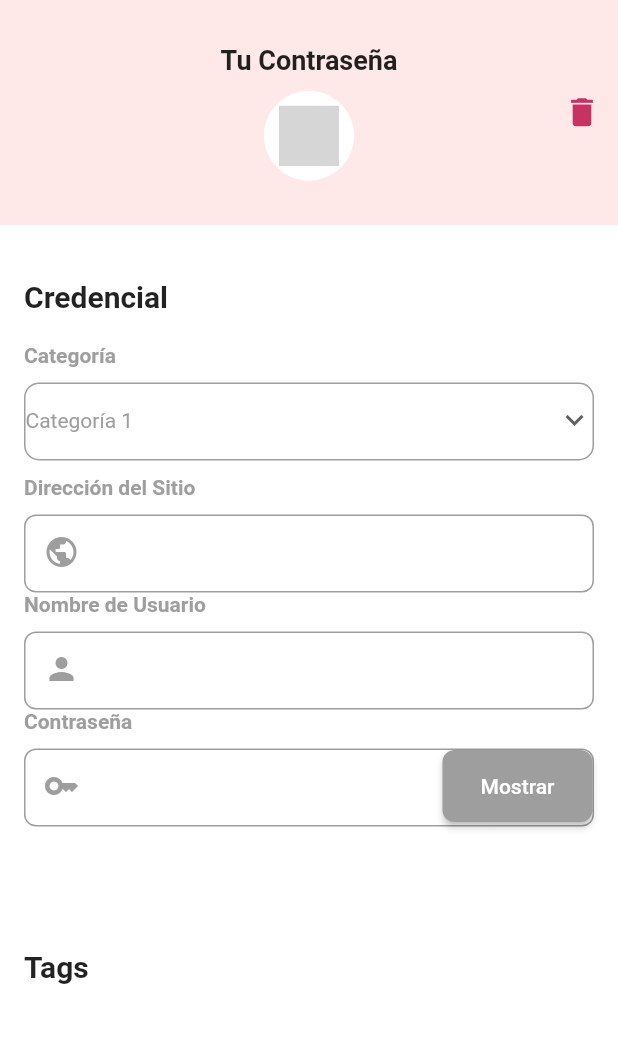
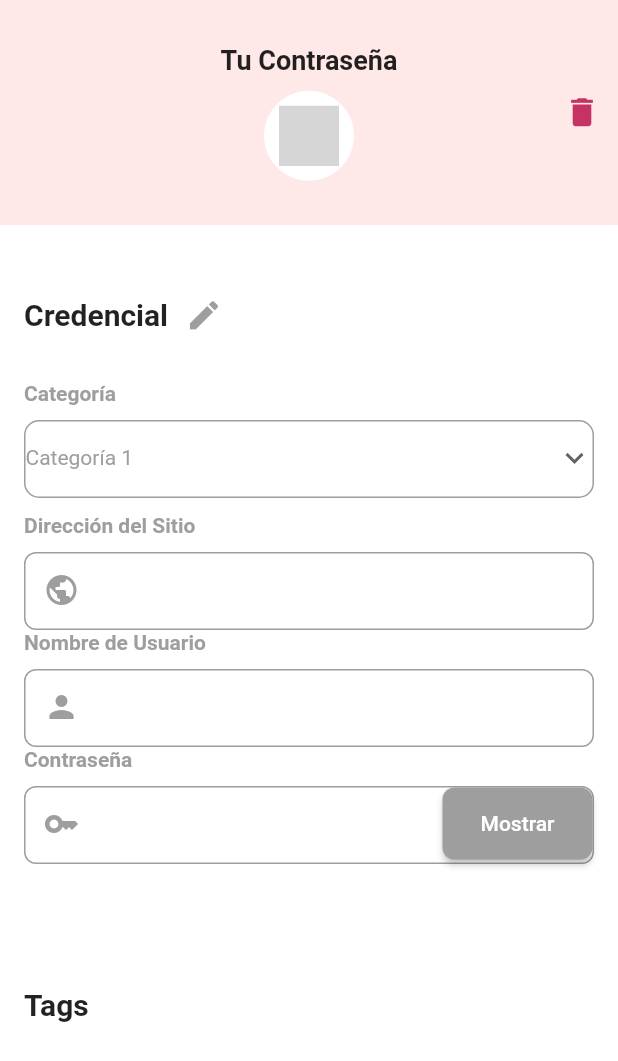
Before and after one commit to GEnriqueGT/encryption_flutter, a Flutter app: the PasswordPreviewScreen screen opened directly with empty values, on a phone screen of 412 x 824 dp. Shown: the top 1061 px of the screen. Run offline on Flutter 3.47's test engine with Material 2 defaults, Android fonts, the phone set to English and light mode, and no system bars; our stand-ins replace cloud_firestore, dio, equatable, firebase_auth, firebase_core, flutter_bloc and 3 more; accounts and stored records are empty; Roboto replaces fonts that are missing (DM Sans); grey boxes are pictures that could not be loaded.

Commit message:
edicion agregada

```diff
--- a/lib/password-preview/bloc/password_preview_event.dart
+++ b/lib/password-preview/bloc/password_preview_event.dart
@@ -22,3 +22,13 @@ class DeletePassword extends PasswordPreviewEvent{
   List<Object> get props => [passwordId];
 
 }
+
+
+class EditPassword extends PasswordPreviewEvent{
+  final PasswordComplete passwordModel;
+  const EditPassword(this.passwordModel);
+
+  @override
+  List<Object> get props => [passwordModel];
+
+}
--- a/lib/password-preview/bloc/password_preview_state.dart
+++ b/lib/password-preview/bloc/password_preview_state.dart
@@ -26,3 +26,12 @@ class PasswordSuccess extends PasswordPreviewState {
   const PasswordSuccess(
       this.passwordInfo);
 }
+
+class Error extends PasswordPreviewState {
+  final String message;
+
+  const Error(
+      this.message);
+}
+
+class PasswordEditedSuccess extends PasswordPreviewState {}
--- a/lib/password-preview/widget/password_preview_body.dart
+++ b/lib/password-preview/widget/password_preview_body.dart
@@ -4,6 +4,7 @@ import 'package:flutter_svg/flutter_svg.dart';
 import 'package:password_manager/common/bloc/base_state.dart';
 import 'package:password_manager/common/widgets/custom_dropdown.dart';
 import 'package:password_manager/common/widgets/custom_text_field.dart';
+import 'package:password_manager/home/bloc/home_bloc.dart';
 import 'package:password_manager/password-preview/bloc/password_preview_bloc.dart';
 import 'package:password_manager/password-preview/model/password_complete_model.dart';
 import 'package:password_manager/resources/colours.dart';
@@ -20,6 +21,9 @@ class PasswordPreviewBody extends StatefulWidget {
 }
 
 class _PasswordPreviewBodyState extends State<PasswordPreviewBody> {
+  final TextEditingController urlController = TextEditingController();
+  final TextEditingController userController = TextEditingController();
+  final TextEditingController passwordController = TextEditingController();
   late PasswordComplete passwordInfo;
   late PasswordPreviewBloc passwordPreviewBloc;
   late ToastContext toastContext;
@@ -35,12 +39,19 @@ class _PasswordPreviewBodyState extends State<PasswordPreviewBody> {
         categoryId: 0,
         tagsIds: [],
         password: "");
-    passwordPreviewBloc = context.read<PasswordPreviewBloc>();
-    passwordPreviewBloc.add(RequestPassword(widget.passwordId));
+
     toastContext = ToastContext();
     toastContext.init(context);
     editable = false;
   }
+
+  @override
+  void didChangeDependencies() {
+    super.didChangeDependencies();
+    passwordPreviewBloc = context.read<PasswordPreviewBloc>();
+    passwordPreviewBloc.add(RequestPassword(widget.passwordId));
+  }
+
 
   @override
   Widget build(BuildContext context) {
@@ -49,10 +60,18 @@ class _PasswordPreviewBodyState extends State<PasswordPreviewBody> {
         if (state is PasswordSuccess) {
           setState(() {
             passwordInfo = state.passwordInfo;
+            urlController.text = passwordInfo.site;
+            userController.text = passwordInfo.username;
+            passwordController.text = passwordInfo.password;
           });
         } else if (state is DeletePasswordSuccess) {
           Navigator.pop(context);
           Navigator.pop(context);
+          Toast.show('se ha eliminado la contraseña con exito',
+              duration: Toast.lengthShort, gravity: Toast.bottom);
+        } else if (state is GetPasswordInfoError) {
+          Toast.show(state.message,
+              duration: Toast.lengthShort, gravity: Toast.bottom);
         }
       },
       child: ListView(
@@ -122,9 +141,11 @@ class _PasswordPreviewBodyState extends State<PasswordPreviewBody> {
             child: Column(
               crossAxisAlignment: CrossAxisAlignment.start,
               children: [
-                const Padding(
-                  padding: EdgeInsets.symmetric(vertical: 20.0),
-                  child: Text(
+                Padding(
+                    padding: const EdgeInsets.symmetric(vertical: 20.0),
+                    child: Row(
+                      children: [
+                        const Text(
                           'Credencial',
                           style: TextStyle(
                             fontFamily: 'DM Sans',
@@ -132,7 +153,29 @@ class _PasswordPreviewBodyState extends State<PasswordPreviewBody> {
                             fontSize: 20,
                           ),
                         ),
+                        IconButton(
+                          onPressed: () {
+                            setState(() {
+                              editable = !editable;
+                              if (editable) {
+                                Toast.show('ahora esta en modo edición',
+                                    duration: Toast.lengthShort,
+                                    gravity: Toast.bottom);
+                              } else if (!editable) {
+                                Toast.show('ahora esta en modo solo lectura',
+                                    duration: Toast.lengthShort,
+                                    gravity: Toast.bottom);
+                              }
+                            });
+                          },
+                          icon: Icon(
+                            Icons.edit,
+                            color: editable ? darkPink : Colors.grey,
+                            size: 25,
                           ),
+                        ),
+                      ],
+                    )),
                 CustomDropdown(
                   label: 'Categoría',
                   value: 'Categoría 1',
@@ -144,22 +187,20 @@ class _PasswordPreviewBodyState extends State<PasswordPreviewBody> {
                 ),
                 CustomTextField(
                   label: 'Dirección del Sitio',
-                  controller: TextEditingController(text: passwordInfo.site),
+                  controller: urlController,
                   icon: Icons.public,
                   editable: editable,
                 ),
                 CustomTextField(
                   label: 'Nombre de Usuario',
-                  controller:
-                      TextEditingController(text: passwordInfo.username),
+                  controller: userController,
                   icon: Icons.person,
                   editable: editable,
                 ),
                 CustomTextField(
                   label: 'Contraseña',
                   obscureText: true,
-                  controller:
-                      TextEditingController(text: passwordInfo.password),
+                  controller: passwordController,
                   icon: Icons.key,
                   editable: editable,
                 ),
@@ -229,13 +270,27 @@ class _PasswordPreviewBodyState extends State<PasswordPreviewBody> {
             Expanded(
               child: Align(
                 alignment: Alignment.bottomCenter,
-                child: ElevatedButton(
-                  onPressed: () {},
+                child: Row(
+                  mainAxisAlignment: MainAxisAlignment.spaceAround,
+                  children: [
+                    ElevatedButton(
+                      onPressed: () {
+                       setState(() {
+                         passwordInfo.username = userController.text;
+                         passwordInfo.site = urlController.text;
+                         passwordInfo.password = passwordController.text;
+                         passwordPreviewBloc.add(EditPassword(passwordInfo));
+                         Toast.show('Contraseña editada con exito', duration: 5, gravity:  Toast.bottom);
+                         editable = false;
+                       });
+                      },
                       style: ElevatedButton.styleFrom(
-                    padding: EdgeInsets.zero,
+                        backgroundColor: Colors.transparent,
                         shape: RoundedRectangleBorder(
                           borderRadius: BorderRadius.circular(15),
                         ),
+                        padding: EdgeInsets.zero,
+                        maximumSize: Size(150, 100),
                       ),
                       child: Container(
                         decoration: BoxDecoration(
@@ -247,7 +302,9 @@ class _PasswordPreviewBodyState extends State<PasswordPreviewBody> {
                           borderRadius: BorderRadius.circular(15.0),
                         ),
                         padding: const EdgeInsets.symmetric(
-                        vertical: 12.0, horizontal: 100.0),
+                          vertical: 12.0,
+                          horizontal: 10.0,
+                        ),
                         child: const Text(
                           'Editar Contraseña',
                           style: TextStyle(
@@ -258,6 +315,44 @@ class _PasswordPreviewBodyState extends State<PasswordPreviewBody> {
                           ),
                         ),
                       ),
+                    ),
+                    ElevatedButton(
+                      onPressed: () {
+
+                      },
+                      style: ElevatedButton.styleFrom(
+                        backgroundColor: Colors.transparent,
+                        shape: RoundedRectangleBorder(
+                          borderRadius: BorderRadius.circular(15),
+                        ),
+                        padding: EdgeInsets.zero,
+                        maximumSize: Size(150, 100),
+                      ),
+                      child: Container(
+                        decoration: BoxDecoration(
+                          gradient: const LinearGradient(
+                            begin: Alignment.topCenter,
+                            end: Alignment.bottomCenter,
+                            colors: [Colors.grey, Colors.white60],
+                          ),
+                          borderRadius: BorderRadius.circular(15.0),
+                        ),
+                        padding: const EdgeInsets.symmetric(
+                          vertical: 12.0,
+                          horizontal: 40.0,
+                        ),
+                        child: const Text(
+                          'Cancelar',
+                          style: TextStyle(
+                            fontFamily: 'DM Sans',
+                            color: Colors.white,
+                            fontSize: 16.0,
+                            fontWeight: FontWeight.bold,
+                          ),
+                        ),
+                      ),
+                    ),
+                  ],
                 ),
               ),
             ),
```
Also changed, not shown: lib/password-preview/bloc/password_preview_bloc.dart (+32 -0 lines). Lines whose indentation alone changed are shown as unchanged.
